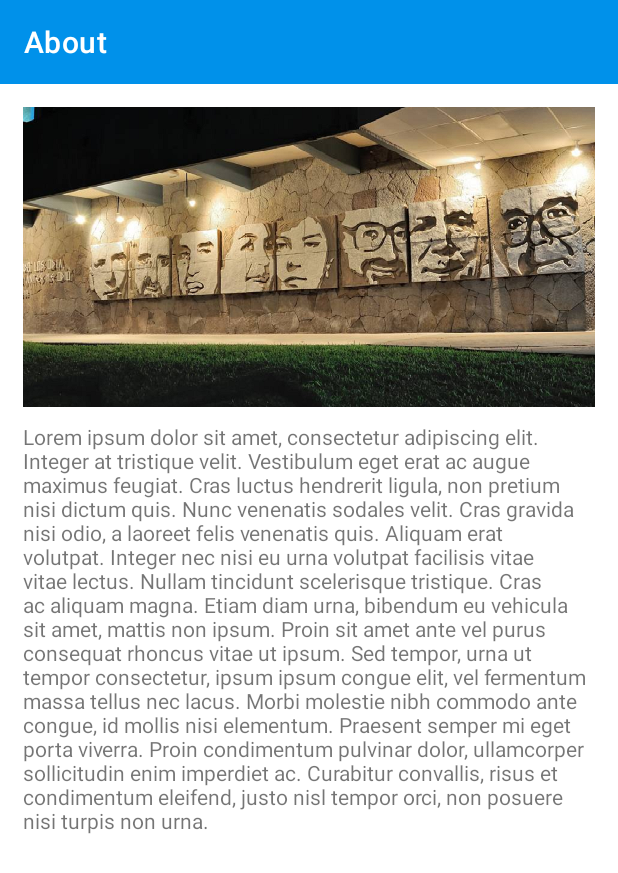
After one commit to Sortweste/FeriaSolidaridadApp, an Android app: the layout activity_about.xml on its own in the app's theme, with its tools: preview values and no code run, on a phone screen of 412 x 824 dp. The commit adds this screen. Shown: the top 873 px of the screen. Run offline under Robolectric (Android 15) with nearby library versions, the phone set to English and light mode, and no system bars.

Commit message:
Added About Activity!

```diff
--- a/app/src/main/AndroidManifest.xml
+++ b/app/src/main/AndroidManifest.xml
@@ -2,7 +2,7 @@
 <manifest xmlns:android="http://schemas.android.com/apk/res/android"
     package="com.sort.feriaapp">
 
-    <uses-permission android:name="android.permission.INTERNET"/>
+    <uses-permission android:name="android.permission.INTERNET" />
     <uses-permission android:name="android.permission.ACCESS_NETWORK_STATE" />
 
     <application
@@ -12,9 +12,11 @@
         android:roundIcon="@mipmap/ic_launcher_round"
         android:supportsRtl="true"
         android:theme="@style/AppTheme">
+        <activity android:name=".AboutActivity" />
         <activity android:name=".MainActivity">
             <intent-filter>
                 <action android:name="android.intent.action.MAIN" />
+
                 <category android:name="android.intent.category.LAUNCHER" />
             </intent-filter>
         </activity>
--- /dev/null
+++ b/app/src/main/res/layout/activity_about.xml
@@ -0,0 +1,47 @@
+<?xml version="1.0" encoding="utf-8"?>
+
+<RelativeLayout xmlns:android="http://schemas.android.com/apk/res/android"
+    xmlns:app="http://schemas.android.com/apk/res-auto"
+    xmlns:tools="http://schemas.android.com/tools"
+    android:layout_width="match_parent"
+    android:layout_height="match_parent"
+    tools:context=".AboutActivity">
+
+
+    <androidx.coordinatorlayout.widget.CoordinatorLayout
+        android:id="@+id/coordinator_layout"
+        android:layout_width="match_parent"
+        android:layout_height="wrap_content">
+
+        <com.google.android.material.appbar.AppBarLayout
+            android:layout_width="match_parent"
+            android:layout_height="wrap_content">
+
+            <com.google.android.material.appbar.MaterialToolbar
+                android:id="@+id/topAppBarAbout"
+                style="@style/Widget.MaterialComponents.Toolbar.Primary"
+                android:layout_width="match_parent"
+                android:layout_height="?attr/actionBarSize"
+                app:title="@string/about_title" />
+
+        </com.google.android.material.appbar.AppBarLayout>
+
+    </androidx.coordinatorlayout.widget.CoordinatorLayout>
+
+    <ScrollView
+        android:layout_below="@id/coordinator_layout"
+        android:layout_width="match_parent"
+        android:layout_height="match_parent">
+
+
+        <TextView
+            android:layout_width="match_parent"
+            android:layout_height="wrap_content"
+            android:layout_margin="15dp"
+            android:drawablePadding="10dp"
+            tools:drawableTop="@drawable/slider"
+            tools:text="@string/lorem_ipsum" />
+
+    </ScrollView>
+
+</RelativeLayout>
--- a/app/src/main/res/menu/bottom_navigation_menu.xml
+++ b/app/src/main/res/menu/bottom_navigation_menu.xml
@@ -15,7 +15,7 @@
     <item
         android:id="@+id/galleryFragment"
         android:enabled="true"
-        android:icon="@drawable/ic_action_video"
+        android:icon="@drawable/ic_user"
         android:title="@string/bottom_nav_video"
         />
 </menu>
--- a/app/src/main/res/values/strings.xml
+++ b/app/src/main/res/values/strings.xml
@@ -2,7 +2,7 @@
     <string name="app_name">FeriaApp</string>
     <string name="bottom_nav_home">Home</string>
     <string name="bottom_nav_image">Events</string>
-    <string name="bottom_nav_video">Misc.</string>
+    <string name="bottom_nav_video">Profile</string>
     <!-- TODO: Remove or change this placeholder text -->
     <string name="hello_blank_fragment">Hello blank fragment</string>
     <string name="representative_image_institution">Representative Image</string>
@@ -106,5 +106,5 @@
     <string name="login">Sign in</string>
     <string name="OK">OK</string>
     <string name="login_message">You must be logged in</string>
-
+    <string name="about_title">About</string>
 </resources>
```
Also changed, not shown: app/src/main/java/com/sort/feriaapp/AboutActivity.kt (added, +24 -0 lines), app/src/main/java/com/sort/feriaapp/MainActivity.kt (+22 -0 lines), app/src/main/java/com/sort/feriaapp/ui/EventDetailFragment.kt (+8 -0 lines), app/src/main/java/com/sort/feriaapp/ui/InstitutionDetailFragment.kt (+9 -3 lines), app/src/main/java/com/sort/feriaapp/viewmodels/MainActivityViewModel.kt (deleted, +0 -8 lines), app/src/main/res/drawable-anydpi/ic_user.xml (added, +11 -0 lines), app/src/main/res/menu/app_bar_menu.xml (added, +10 -0 lines), app/src/main/res/drawable-hdpi/ic_user.png (added), app/src/main/res/drawable-mdpi/ic_user.png (added), app/src/main/res/drawable-xhdpi/ic_user.png (added), app/src/main/res/drawable-xxhdpi/ic_user.png (added), 1 other file.
